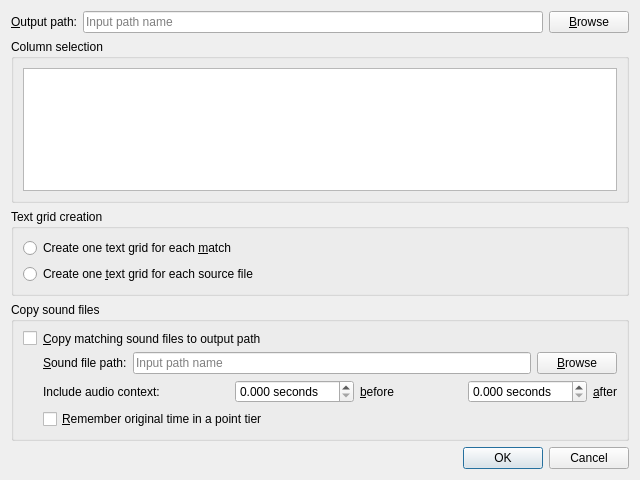
gkunter/coquery, file coquery/gui/ui/textgridExport.ui: the form before one commit.
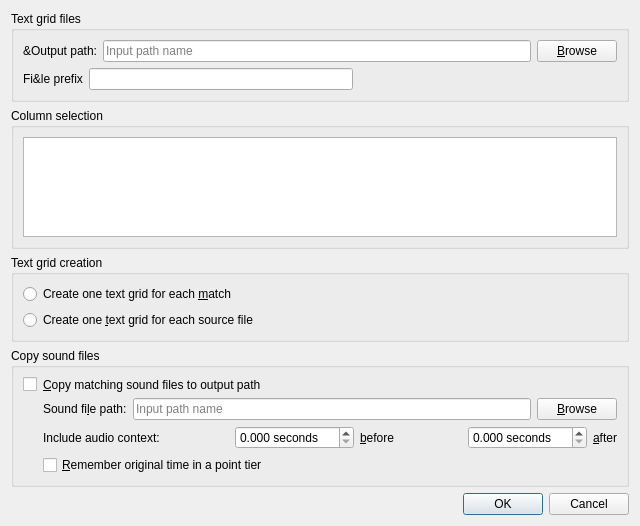
The form after the commit.

Commit message: Add text field for file name prefix

```diff
--- a/coquery/gui/ui/textgridExport.ui
+++ b/coquery/gui/ui/textgridExport.ui
@@ -7,12 +7,18 @@
     <x>0</x>
     <y>0</y>
     <width>640</width>
-    <height>480</height>
+    <height>526</height>
    </rect>
   </property>
   <property name="windowTitle">
    <string>Export to text grids – Coquery</string>
   </property>
+  <layout class="QVBoxLayout" name="verticalLayout_4">
+   <item>
+    <widget class="QGroupBox" name="">
+     <property name="title">
+      <string>Text grid files</string>
+     </property>
   <layout class="QVBoxLayout" name="verticalLayout_3">
    <item>
     <layout class="QHBoxLayout" name="horizontalLayout">
@@ -21,9 +27,6 @@
        <property name="text">
         <string>&amp;Output path:</string>
        </property>
-       <property name="buddy">
-        <cstring>edit_output_path</cstring>
-       </property>
       </widget>
      </item>
      <item>
@@ -64,6 +67,36 @@
     </layout>
    </item>
    <item>
+       <layout class="QHBoxLayout" name="horizontalLayout_4">
+        <item>
+         <widget class="QLabel" name="label_7">
+          <property name="text">
+           <string>Fi&amp;le prefix</string>
+          </property>
+         </widget>
+        </item>
+        <item>
+         <widget class="QLineEdit" name="edit_file_prefix"/>
+        </item>
+        <item>
+         <spacer name="horizontalSpacer_3">
+          <property name="orientation">
+           <enum>Qt::Horizontal</enum>
+          </property>
+          <property name="sizeHint" stdset="0">
+           <size>
+            <width>40</width>
+            <height>20</height>
+           </size>
+          </property>
+         </spacer>
+        </item>
+       </layout>
+      </item>
+     </layout>
+    </widget>
+   </item>
+   <item>
     <widget class="QGroupBox" name="groupBox">
      <property name="title">
       <string>Column selection</string>
@@ -215,7 +248,7 @@
         <item>
          <widget class="QLabel" name="label_3">
           <property name="text">
-           <string>&amp;Sound file path:</string>
+           <string>Sound fi&amp;le path:</string>
           </property>
           <property name="buddy">
            <cstring>edit_sound_path</cstring>
```
Lines whose indentation alone changed are shown as unchanged. The commit also changes 2 other files.
